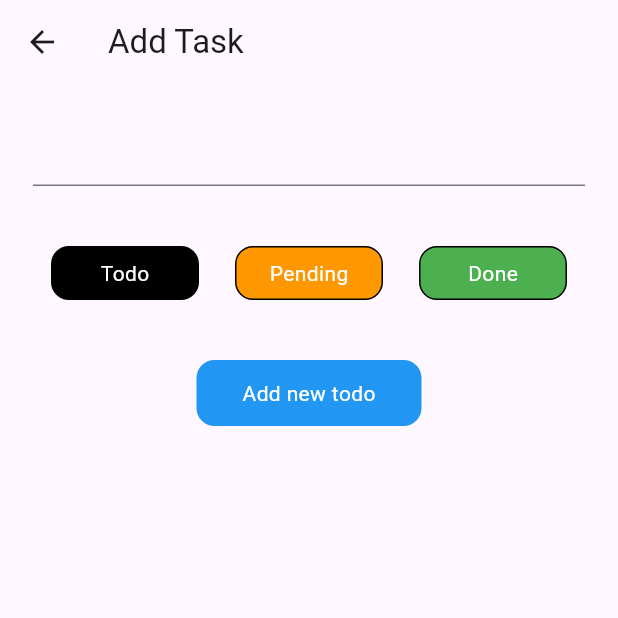
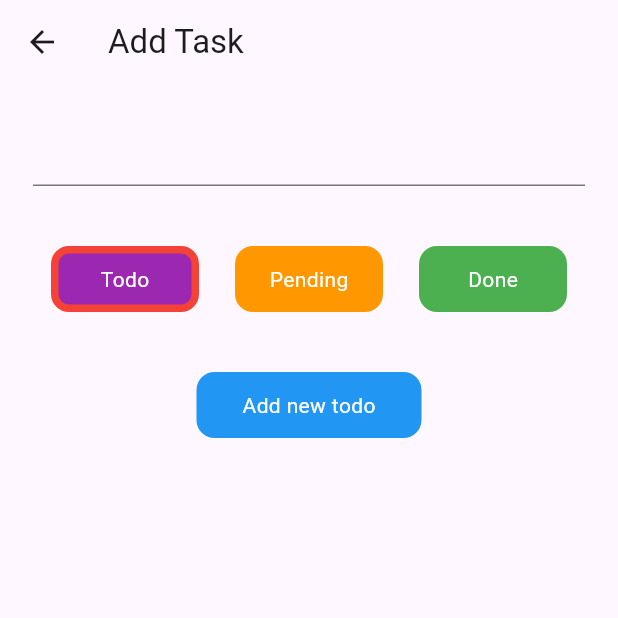
Before and after one commit to ahmad-hamidi/bloc_project, a Flutter app: the screen it shows after launch, after a tap on the "add" icon, on a phone screen of 412 x 824 dp, the top half of it. Run offline on Flutter 3.47's test engine with Material 3 defaults, Android fonts, the phone set to English and light mode, and no system bars; our stand-ins replace bloc, flutter_bloc, get_it.

Commit message:
Add input text by field and status selected

```diff
--- a/lib/pages/add_task/views/add_task.dart
+++ b/lib/pages/add_task/views/add_task.dart
@@ -1,4 +1,3 @@
-import 'dart:math';
 
 import 'package:bloc_project/locator.dart';
 import 'package:bloc_project/pages/add_task/blocs/add_task_bloc.dart';
@@ -15,7 +14,10 @@ class AddTaskPage extends StatelessWidget {
 
   @override
   Widget build(BuildContext context) {
-    return const _AddTaskView();
+    return BlocProvider(
+      create: (context) => AddTaskBloc(lc()),
+      child: const _AddTaskView(),
+    );
   }
 }
 
@@ -24,6 +26,8 @@ class _AddTaskView extends StatelessWidget {
 
   @override
   Widget build(BuildContext context) {
+    final TextEditingController editText = TextEditingController();
+
     return Scaffold(
       appBar: AppBar(
         title: const Text('Add Task'),
@@ -33,23 +37,41 @@ class _AddTaskView extends StatelessWidget {
         child: ListView(
           children: [
             const SizedBox(height: 20),
-            const TextInput(),
+            TextInput(editTextController: editText),
             const SizedBox(height: 40),
-            const Row(
-              children: [
-                StatusCard(title: "Todo", bgColor: Colors.black),
-                StatusCard(title: "Pending", bgColor: Colors.orange),
-                StatusCard(title: "Done", bgColor: Colors.green),
-              ],
+            BlocBuilder<AddTaskBloc, AddTaskState>(
+              builder: (context, state) {
+                return Row(
+                  children: [
+                    StatusCard(
+                      title: "Todo",
+                      status: Status.todo,
+                      isSelect: state.taskStatus == Status.todo,
+                    ),
+                    StatusCard(
+                      title: "Pending",
+                      status: Status.pending,
+                      isSelect: state.taskStatus == Status.pending,
+                    ),
+                    StatusCard(
+                      title: "Done",
+                      status: Status.done,
+                      isSelect: state.taskStatus == Status.done,
+                    ),
+                  ],
+                );
+              },
             ),
             const SizedBox(height: 40),
             SubmitButton(
               clickListener: () {
-                List<Status> status = [Status.all, Status.todo, Status.done, Status.pending];
-                AddTaskBloc(lc.get()).add(SubmitEvent(
-                  task: "New Task ${Random().nextInt(999)}",
-                  status: status[Random().nextInt(status.length)],
-                ),);
+                final Status status = context.read<AddTaskBloc>().state.taskStatus;
+                AddTaskBloc(lc.get()).add(
+                  SubmitEvent(
+                    task: editText.text,
+                    status: status,
+                  ),
+                );
               },
             ),
           ],
--- a/lib/pages/add_task/views/status_card.dart
+++ b/lib/pages/add_task/views/status_card.dart
@@ -1,22 +1,43 @@
+import 'package:bloc_project/locator.dart';
+import 'package:bloc_project/pages/add_task/blocs/add_task_bloc.dart';
+import 'package:bloc_project/pages/add_task/blocs/add_task_event.dart';
 import 'package:flutter/material.dart';
+import 'package:flutter_bloc/flutter_bloc.dart';
+import 'package:task_repository/task_repository.dart';
 
 class StatusCard extends StatelessWidget {
   final String title;
-  final Color bgColor;
+  final Status status;
+  final bool isSelect;
 
-  const StatusCard({required this.title, required this.bgColor, super.key});
+  const StatusCard({
+    required this.title,
+    required this.status,
+    required this.isSelect,
+    super.key,
+  });
 
   @override
   Widget build(BuildContext context) {
     return Expanded(
+      child: GestureDetector(
+        onTap: () {
+          context
+              .read<AddTaskBloc>()
+              .add(ChangeStatusEvent(status: status));
+        },
         child: Container(
           width: 100,
           padding: const EdgeInsets.symmetric(horizontal: 12, vertical: 7),
           margin: const EdgeInsets.symmetric(horizontal: 12),
           decoration: BoxDecoration(
-          color: bgColor,
+            color: lc.get<TaskRepository>().getBackgroundTaskColor(status),
             borderRadius: BorderRadius.circular(12),
-          border: Border.all(color: Colors.black),
+            border: Border.all(
+              color:
+                  lc.get<TaskRepository>().getBorderSelectedTaskColor(isSelect),
+              width: 5,
+            ),
           ),
           child: Center(
             child: Text(
@@ -25,6 +46,7 @@ class StatusCard extends StatelessWidget {
             ),
           ),
         ),
+      ),
     );
   }
 }
--- a/lib/pages/add_task/views/text_input.dart
+++ b/lib/pages/add_task/views/text_input.dart
@@ -1,10 +1,15 @@
 import 'package:flutter/material.dart';
 
 class TextInput extends StatelessWidget {
-  const TextInput({super.key});
+
+  final TextEditingController editTextController;
+
+  const TextInput({required this.editTextController, super.key});
 
   @override
   Widget build(BuildContext context) {
-    return TextFormField();
+    return TextFormField(
+      controller: editTextController,
+    );
   }
 }
--- a/lib/pages/home/views/home.dart
+++ b/lib/pages/home/views/home.dart
@@ -44,7 +44,7 @@ class _HomeView extends StatelessWidget {
                 Expanded(
                   child: TaskStatus(
                     title:
-                        '${lc.get<TaskRepository>().countByStatus(Status.all)} All',
+                        '${lc.get<TaskRepository>().countByStatus(Status.all, [])} All',
                     bgColor: getBackgroundColor(Status.all),
                     clickListener: () {
                       context
@@ -56,7 +56,7 @@ class _HomeView extends StatelessWidget {
                 Expanded(
                   child: TaskStatus(
                     title:
-                        '${lc.get<TaskRepository>().countByStatus(Status.done)} Done',
+                        '${lc.get<TaskRepository>().countByStatus(Status.done, [])} Done',
                     bgColor: getBackgroundColor(Status.done),
                     clickListener: () {
                       context
@@ -68,7 +68,7 @@ class _HomeView extends StatelessWidget {
                 Expanded(
                   child: TaskStatus(
                     title:
-                        '${lc.get<TaskRepository>().countByStatus(Status.pending)} Pending',
+                        '${lc.get<TaskRepository>().countByStatus(Status.pending, [])} Pending',
                     bgColor: getBackgroundColor(Status.pending),
                     clickListener: () {
                       context
@@ -81,7 +81,7 @@ class _HomeView extends StatelessWidget {
             ),
             TaskStatus(
               title:
-                  '${lc.get<TaskRepository>().countByStatus(Status.todo)} Todo',
+                  '${lc.get<TaskRepository>().countByStatus(Status.todo, [])} Todo',
               bgColor: getBackgroundColor(Status.todo),
               clickListener: () {
                 context.read<TaskBloc>().add(SelectStatus(status: Status.todo));
--- a/task_repository/lib/src/task_repository.dart
+++ b/task_repository/lib/src/task_repository.dart
@@ -1,12 +1,11 @@
-
 import 'dart:async';
+import 'package:flutter/material.dart';
 import 'package:task_repository/task_repository.dart';
 
 class TaskRepository {
-
   final _controller = StreamController<List<TaskModel>>.broadcast();
 
-  List <TaskModel> _tasks = [];
+  List<TaskModel> _tasks = [];
 
   Stream<List<TaskModel>> get allTodos async* {
     yield* _controller.stream;
@@ -43,7 +42,21 @@ class TaskRepository {
     _controller.add(_tasks);
   }
 
-  int countByStatus(Status status) {
-    return _tasks.where((model) => model.status == status).toList().length;
+  int countByStatus(Status status, List<TaskModel> listTask) {
+    return listTask.where((model) => model.status == status).toList().length;
+  }
+
+  Color getBackgroundTaskColor(Status status) {
+    if (status == Status.pending) {
+      return Colors.orange;
+    } else if (status == Status.done) {
+      return Colors.green;
+    } else {
+      return Colors.purple;
+    }
+  }
+
+  Color getBorderSelectedTaskColor(bool isSelect) {
+    return isSelect ? Colors.red : Colors.transparent;
   }
 }
```
Lines whose indentation alone changed are shown as unchanged.
